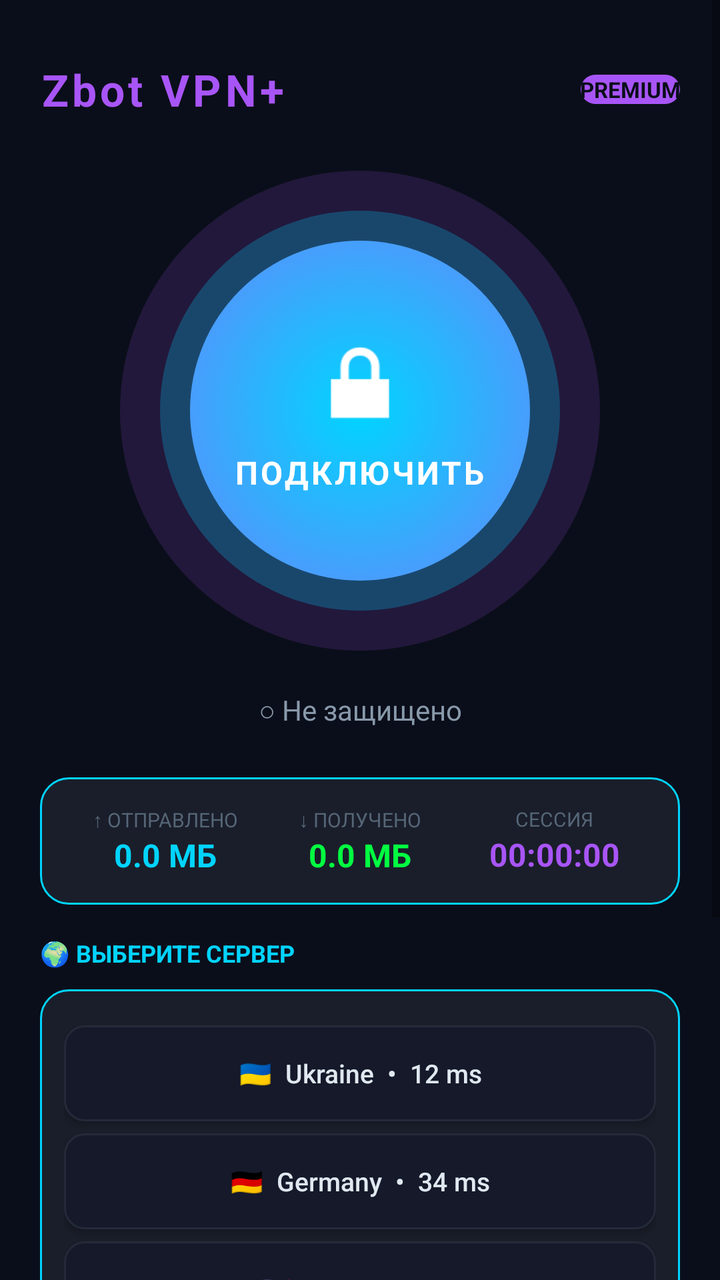
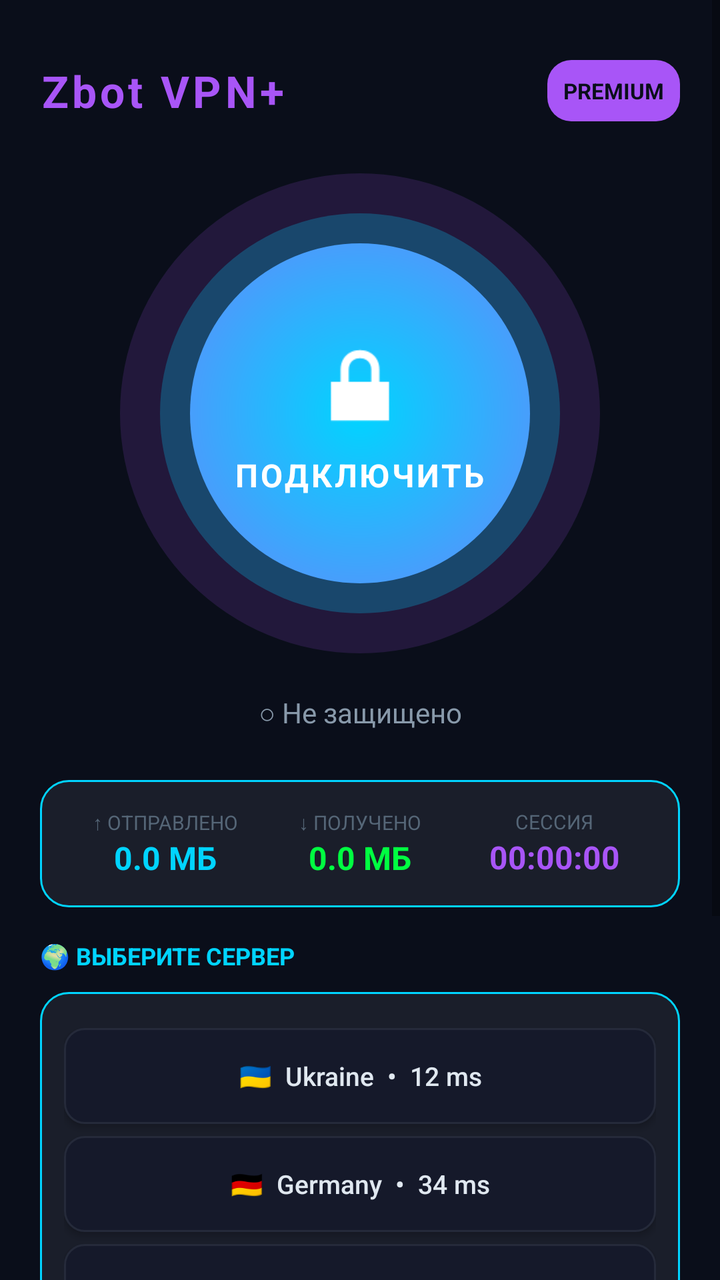

Compare the two renders of this Android layout. The source of the first and the diff that turns it into the second are given below.
<!-- AndroidManifest.xml: application theme android:Theme.Material.Light -->
<!-- res/layout/main.xml -->
<?xml version="1.0" encoding="utf-8"?>
<ScrollView xmlns:android="http://schemas.android.com/apk/res/android"
    android:layout_width="match_parent"
    android:layout_height="match_parent"
    android:background="#0a0e1a">

    <LinearLayout
        android:layout_width="match_parent"
        android:layout_height="wrap_content"
        android:orientation="vertical"
        android:padding="20dp">

        <LinearLayout
            android:layout_width="match_parent"
            android:layout_height="wrap_content"
            android:orientation="horizontal"
            android:gravity="center_vertical"
            android:layout_marginTop="10dp"
            android:layout_marginBottom="16dp">

            <TextView
                android:layout_width="0dp"
                android:layout_height="wrap_content"
                android:layout_weight="1"
                android:text="Zbot VPN+"
                android:textColor="#a855f7"
                android:textSize="22sp"
                android:textStyle="bold"
                android:letterSpacing="0.08"/>

            <TextView
                android:id="@+id/premiumBadge"
                android:layout_width="wrap_content"
                android:layout_height="wrap_content"
                android:text="PREMIUM"
                android:textColor="#0a0e1a"
                android:textSize="11sp"
                android:textStyle="bold"
                android:padding="6dp 10dp"
                android:background="@drawable/premium_badge_bg"/>

        </LinearLayout>

        
        <FrameLayout
            android:layout_width="match_parent"
            android:layout_height="260dp">

            <View
                android:id="@+id/pulseOuter"
                android:layout_width="240dp"
                android:layout_height="240dp"
                android:layout_gravity="center"
                android:background="@drawable/pulse_outer"
                android:alpha="0.15"/>

            <View
                android:id="@+id/pulseMiddle"
                android:layout_width="200dp"
                android:layout_height="200dp"
                android:layout_gravity="center"
                android:background="@drawable/pulse_middle"
                android:alpha="0.25"/>

            <LinearLayout
                android:id="@+id/connectBtn"
                android:layout_width="170dp"
                android:layout_height="170dp"
                android:layout_gravity="center"
                android:orientation="vertical"
                android:gravity="center"
                android:background="@drawable/connect_circle">

                <ImageView
                    android:id="@+id/shieldIcon"
                    android:layout_width="56dp"
                    android:layout_height="56dp"
                    android:src="@android:drawable/ic_lock_lock"
                    android:tint="#ffffff"
                    android:layout_marginBottom="6dp"/>

                <TextView
                    android:id="@+id/connectStatus"
                    android:layout_width="wrap_content"
                    android:layout_height="wrap_content"
                    android:text="ПОДКЛЮЧИТЬ"
                    android:textColor="#ffffff"
                    android:textSize="16sp"
                    android:textStyle="bold"
                    android:letterSpacing="0.08"/>

            </LinearLayout>
        </FrameLayout>

        
        <TextView
            android:id="@+id/statusText"
            android:layout_width="match_parent"
            android:layout_height="wrap_content"
            android:text="○ Не защищено"
            android:textColor="#8899aa"
            android:textSize="14sp"
            android:gravity="center"
            android:layout_marginTop="10dp"
            android:layout_marginBottom="24dp"/>

        
        <LinearLayout
            android:layout_width="match_parent"
            android:layout_height="wrap_content"
            android:orientation="horizontal"
            android:background="@drawable/card_bg"
            android:padding="14dp"
            android:layout_marginBottom="16dp">

            <LinearLayout
                android:layout_width="0dp"
                android:layout_height="wrap_content"
                android:layout_weight="1"
                android:orientation="vertical"
                android:gravity="center">

                <TextView
                    android:layout_width="wrap_content"
                    android:layout_height="wrap_content"
                    android:text="↑ ОТПРАВЛЕНО"
                    android:textColor="#556677"
                    android:textSize="10sp"/>

                <TextView
                    android:id="@+id/upload"
                    android:layout_width="wrap_content"
                    android:layout_height="wrap_content"
                    android:text="0.0 МБ"
                    android:textColor="#00d4ff"
                    android:textSize="16sp"
                    android:textStyle="bold"/>

            </LinearLayout>

            <LinearLayout
                android:layout_width="0dp"
                android:layout_height="wrap_content"
                android:layout_weight="1"
                android:orientation="vertical"
                android:gravity="center">

                <TextView
                    android:layout_width="wrap_content"
                    android:layout_height="wrap_content"
                    android:text="↓ ПОЛУЧЕНО"
                    android:textColor="#556677"
                    android:textSize="10sp"/>

                <TextView
                    android:id="@+id/download"
                    android:layout_width="wrap_content"
                    android:layout_height="wrap_content"
                    android:text="0.0 МБ"
                    android:textColor="#00ff41"
                    android:textSize="16sp"
                    android:textStyle="bold"/>

            </LinearLayout>

            <LinearLayout
                android:layout_width="0dp"
                android:layout_height="wrap_content"
                android:layout_weight="1"
                android:orientation="vertical"
                android:gravity="center">

                <TextView
                    android:layout_width="wrap_content"
                    android:layout_height="wrap_content"
                    android:text="СЕССИЯ"
                    android:textColor="#556677"
                    android:textSize="10sp"/>

                <TextView
                    android:id="@+id/sessionTime"
                    android:layout_width="wrap_content"
                    android:layout_height="wrap_content"
                    android:text="00:00:00"
                    android:textColor="#a855f7"
                    android:textSize="16sp"
                    android:textStyle="bold"/>

            </LinearLayout>
        </LinearLayout>

        
        <TextView
            android:layout_width="match_parent"
            android:layout_height="wrap_content"
            android:text="🌍 ВЫБЕРИТЕ СЕРВЕР"
            android:textColor="#00d4ff"
            android:textSize="12sp"
            android:textStyle="bold"
            android:layout_marginBottom="10dp"/>

        <LinearLayout
            android:layout_width="match_parent"
            android:layout_height="wrap_content"
            android:orientation="vertical"
            android:background="@drawable/card_bg"
            android:padding="12dp"
            android:layout_marginBottom="16dp">

            <Button style="@style/ServerButton" android:text="🇺🇦  Ukraine  •  12 ms"/>
            <Button style="@style/ServerButton" android:text="🇩🇪  Germany  •  34 ms"/>
            <Button style="@style/ServerButton" android:text="🇺🇸  USA  •  89 ms"/>
            <Button style="@style/ServerButton" android:text="🇵🇱  Poland  •  28 ms"/>
            <Button style="@style/ServerButton" android:text="🇬🇧  United Kingdom  •  42 ms"/>

        </LinearLayout>

        
        <LinearLayout
            android:layout_width="match_parent"
            android:layout_height="wrap_content"
            android:orientation="horizontal"
            android:background="@drawable/card_bg"
            android:padding="12dp">

            <TextView
                android:id="@+id/navHome"
                android:layout_width="0dp"
                android:layout_height="wrap_content"
                android:layout_weight="1"
                android:text="🏠\nГлавная"
                android:textColor="#a855f7"
                android:textSize="11sp"
                android:gravity="center"
                android:padding="8dp"/>

            <TextView
                android:id="@+id/navPremium"
                android:layout_width="0dp"
                android:layout_height="wrap_content"
                android:layout_weight="1"
                android:text="👑\nPremium"
                android:textColor="#556677"
                android:textSize="11sp"
                android:gravity="center"
                android:padding="8dp"/>

            <TextView
                android:id="@+id/navSettings"
                android:layout_width="0dp"
                android:layout_height="wrap_content"
                android:layout_weight="1"
                android:text="⚙\nНастройки"
                android:textColor="#556677"
                android:textSize="11sp"
                android:gravity="center"
                android:padding="8dp"/>

        </LinearLayout>

    </LinearLayout>
</ScrollView>
<!-- resources referenced by this layout -->
<resources>
  <!-- drawable card_bg (drawable) -->
  <?xml version="1.0" encoding="utf-8"?>
  <shape xmlns:android="http://schemas.android.com/apk/res/android"
      android:shape="rectangle">
      <solid android:color="#1a1e2a"/>
      <corners android:radius="14dp"/>
      <stroke android:width="1dp" android:color="#00d4ff"/>
  </shape>
  <!-- drawable connect_circle (drawable) -->
  <?xml version="1.0" encoding="utf-8"?>
  <shape xmlns:android="http://schemas.android.com/apk/res/android"
      android:shape="oval">
      <gradient
          android:startColor="#00d4ff"
          android:endColor="#a855f7"
          android:type="radial"
          android:gradientRadius="200dp"/>
  </shape>
  <!-- drawable premium_badge_bg (drawable) -->
  <?xml version="1.0" encoding="utf-8"?>
  <shape xmlns:android="http://schemas.android.com/apk/res/android"
      android:shape="rectangle">
      <solid android:color="#a855f7"/>
      <corners android:radius="12dp"/>
  </shape>
  <!-- drawable pulse_middle (drawable) -->
  <?xml version="1.0" encoding="utf-8"?>
  <shape xmlns:android="http://schemas.android.com/apk/res/android"
      android:shape="oval">
      <solid android:color="#00d4ff"/>
  </shape>
  <!-- drawable pulse_outer (drawable) -->
  <?xml version="1.0" encoding="utf-8"?>
  <shape xmlns:android="http://schemas.android.com/apk/res/android"
      android:shape="oval">
      <solid android:color="#a855f7"/>
  </shape>
  <style name="ServerButton">
          <item name="android:layout_width">match_parent</item>
          <item name="android:layout_height">wrap_content</item>
          <item name="android:layout_marginTop">6dp</item>
          <item name="android:padding">12dp</item>
          <item name="android:background">@drawable/server_btn_bg</item>
          <item name="android:textColor">#e0e8f0</item>
          <item name="android:textSize">13sp</item>
          <item name="android:textAllCaps">false</item>
      </style>
  <!-- drawable server_btn_bg (drawable) -->
  <?xml version="1.0" encoding="utf-8"?>
  <shape xmlns:android="http://schemas.android.com/apk/res/android"
      android:shape="rectangle">
      <solid android:color="#15192a"/>
      <corners android:radius="10dp"/>
      <stroke android:width="1dp" android:color="#252a3a"/>
  </shape>
</resources>

<!-- the commit's change to res/layout/main.xml (unified diff, before → after) -->
@@ -36,12 +36,11 @@
                 android:textColor="#0a0e1a"
                 android:textSize="11sp"
                 android:textStyle="bold"
-                android:padding="6dp 10dp"
+                android:padding="8dp"
                 android:background="@drawable/premium_badge_bg"/>
 
         </LinearLayout>
 
-        
         <FrameLayout
             android:layout_width="match_parent"
             android:layout_height="260dp">
@@ -92,7 +91,6 @@
             </LinearLayout>
         </FrameLayout>
 
-        
         <TextView
             android:id="@+id/statusText"
             android:layout_width="match_parent"
@@ -104,7 +102,6 @@
             android:layout_marginTop="10dp"
             android:layout_marginBottom="24dp"/>
 
-        
         <LinearLayout
             android:layout_width="match_parent"
             android:layout_height="wrap_content"
@@ -189,7 +186,6 @@
             </LinearLayout>
         </LinearLayout>
 
-        
         <TextView
             android:layout_width="match_parent"
             android:layout_height="wrap_content"
@@ -215,7 +211,6 @@
 
         </LinearLayout>
 
-        
         <LinearLayout
             android:layout_width="match_parent"
             android:layout_height="wrap_content"
@@ -228,7 +223,7 @@
                 android:layout_width="0dp"
                 android:layout_height="wrap_content"
                 android:layout_weight="1"
-                android:text="🏠\nГлавная"
+                android:text="🏠&#10;Главная"
                 android:textColor="#a855f7"
                 android:textSize="11sp"
                 android:gravity="center"
@@ -239,7 +234,7 @@
                 android:layout_width="0dp"
                 android:layout_height="wrap_content"
                 android:layout_weight="1"
-                android:text="👑\nPremium"
+                android:text="👑&#10;Premium"
                 android:textColor="#556677"
                 android:textSize="11sp"
                 android:gravity="center"
@@ -250,7 +245,7 @@
                 android:layout_width="0dp"
                 android:layout_height="wrap_content"
                 android:layout_weight="1"
-                android:text="⚙\nНастройки"
+                android:text="⚙&#10;Настройки"
                 android:textColor="#556677"
                 android:textSize="11sp"
                 android:gravity="center"
